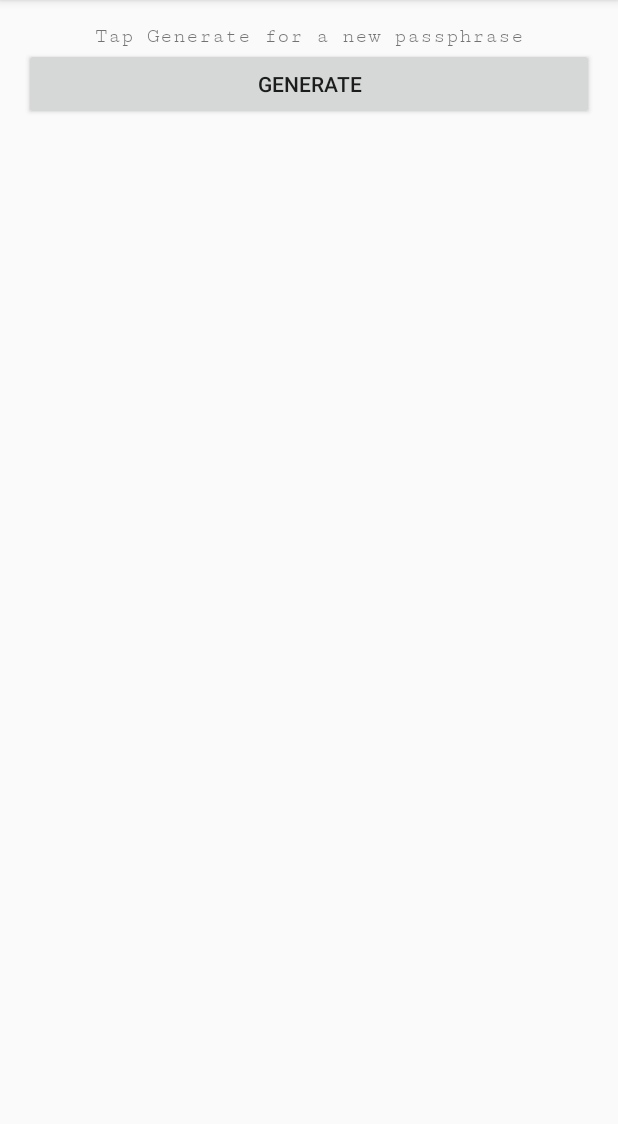
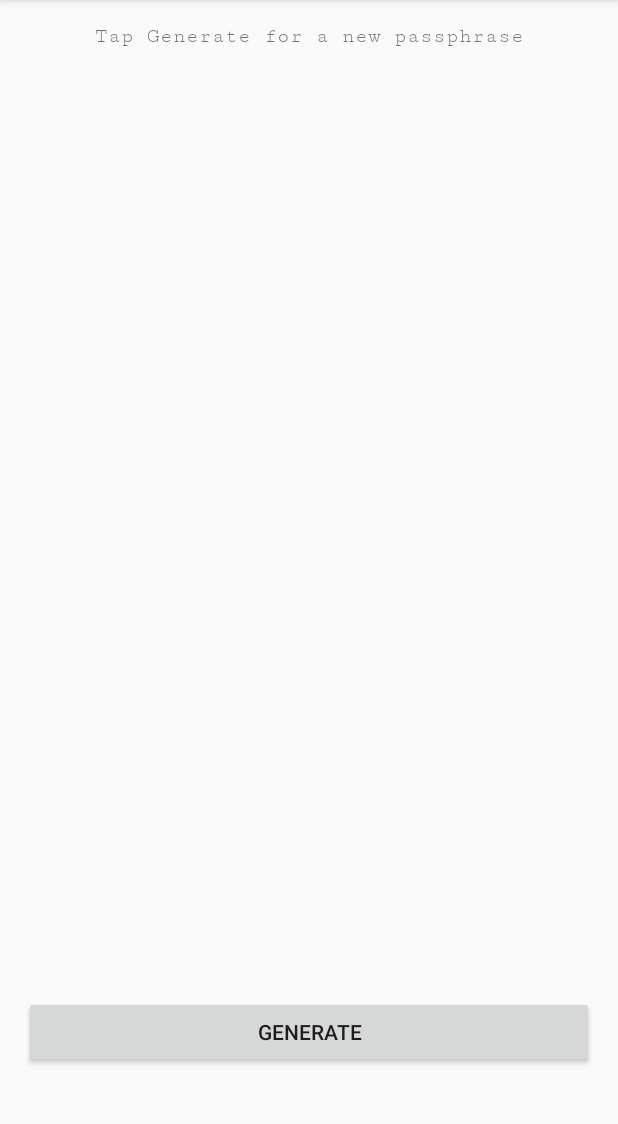
Before and after one commit to triarius/GenPass, an Android app: the screen it shows after launch (MainActivity), in the side drawer, after a tap on "Passphrase", on a phone screen of 412 x 824 dp, the part 84-1208 px from its top. Run offline under Robolectric (Android 15) with nearby library versions, the phone set to English and light mode, and no system bars; 6 statements that could not run were skipped.

Commit message:
bottom spacers to allow for snackbar

```diff
--- a/app/src/main/res/layout/fragment_passphrase.xml
+++ b/app/src/main/res/layout/fragment_passphrase.xml
@@ -1,21 +1,28 @@
 <?xml version="1.0" encoding="utf-8"?>
-<LinearLayout xmlns:android="http://schemas.android.com/apk/res/android"
-              android:orientation="vertical"
-              android:layout_width="match_parent"
-              android:layout_height="match_parent">
+<RelativeLayout xmlns:android="http://schemas.android.com/apk/res/android"
+                android:layout_width="match_parent"
+                android:layout_height="match_parent">
 
     <TextView
+        android:id="@+id/textview_passphrase"
         android:text="@string/default_passphrase_text"
         android:layout_width="match_parent"
-        android:layout_height="wrap_content"
-        android:id="@+id/textview_passphrase"
+        android:layout_height="100dp"
         android:textAlignment="center"
-        android:fontFamily="serif-monospace"/>
+        android:fontFamily="serif-monospace"
+        android:layout_alignParentTop="true"/>
 
     <Button
+        android:id="@+id/button_generate_passphrase"
         android:text="@string/generate"
         android:layout_width="match_parent"
         android:layout_height="wrap_content"
-        android:id="@+id/button_generate_passphrase"/>
+        android:layout_above="@+id/password_spacer"/>
 
-</LinearLayout>
+    <View
+        android:id="@id/password_spacer"
+        android:layout_width="match_parent"
+        android:layout_height="40dp"
+        android:layout_alignParentBottom="true"/>
+
+</RelativeLayout>
--- a/app/src/main/res/layout/fragment_password.xml
+++ b/app/src/main/res/layout/fragment_password.xml
@@ -55,6 +55,12 @@
         android:text="@string/generate"
         android:layout_width="match_parent"
         android:layout_height="wrap_content"
+        android:layout_above="@+id/password_spacer"/>
+
+    <View
+        android:id="@id/password_spacer"
+        android:layout_width="match_parent"
+        android:layout_height="40dp"
         android:layout_alignParentBottom="true"/>
 
 </RelativeLayout>
```
Lines whose indentation alone changed are shown as unchanged.
